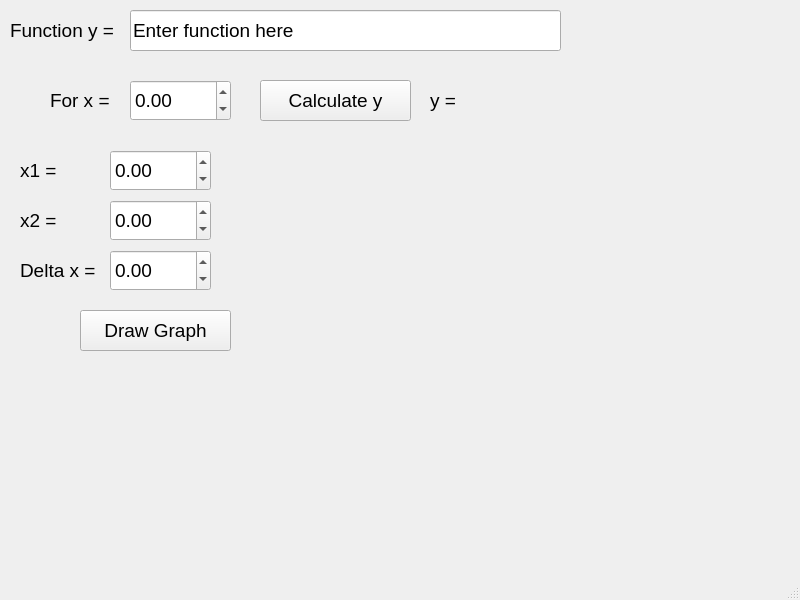
First picture: the form in mainwindow.ui, repository ahmetcihan/integral_calculations, before the edit.
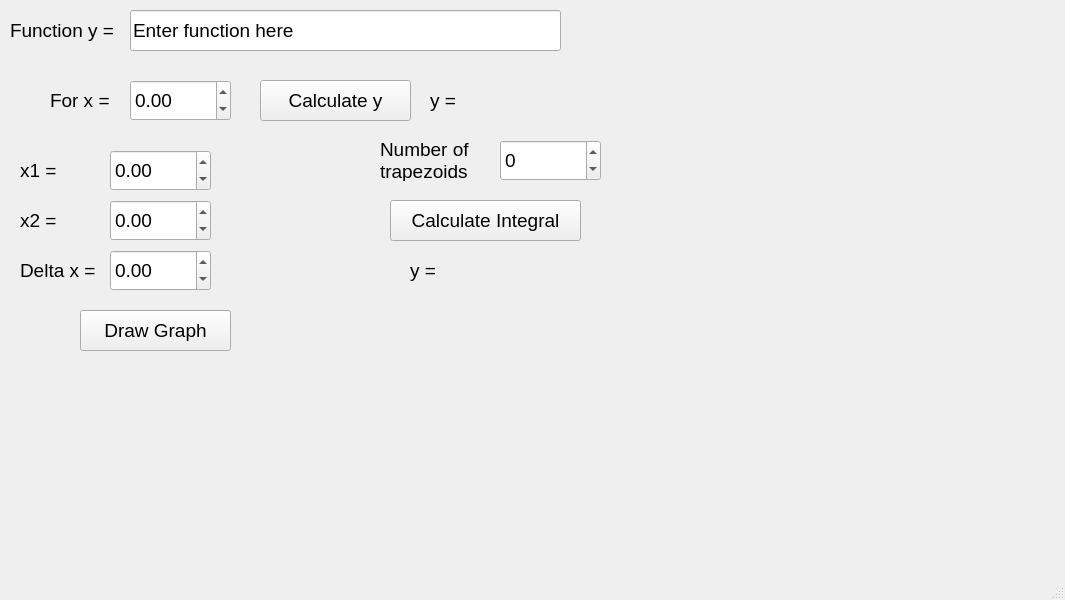
Second picture: the form after the edit.

Commit message: integral calculation is ok

Diff of the .ui file:
```diff
--- a/mainwindow.ui
+++ b/mainwindow.ui
@@ -6,7 +6,7 @@
    <rect>
     <x>0</x>
     <y>0</y>
-    <width>800</width>
+    <width>1065</width>
     <height>600</height>
    </rect>
   </property>
@@ -275,6 +275,93 @@
      <string>Delta x = </string>
     </property>
    </widget>
+   <widget class="QLabel" name="label_6">
+    <property name="geometry">
+     <rect>
+      <x>380</x>
+      <y>140</y>
+      <width>121</width>
+      <height>41</height>
+     </rect>
+    </property>
+    <property name="font">
+     <font>
+      <pointsize>14</pointsize>
+     </font>
+    </property>
+    <property name="text">
+     <string>Number of trapezoids</string>
+    </property>
+    <property name="wordWrap">
+     <bool>true</bool>
+    </property>
+   </widget>
+   <widget class="QDoubleSpinBox" name="doubleSpinBox_n">
+    <property name="geometry">
+     <rect>
+      <x>500</x>
+      <y>140</y>
+      <width>101</width>
+      <height>41</height>
+     </rect>
+    </property>
+    <property name="font">
+     <font>
+      <pointsize>14</pointsize>
+     </font>
+    </property>
+    <property name="decimals">
+     <number>0</number>
+    </property>
+    <property name="minimum">
+     <double>-9999.000000000000000</double>
+    </property>
+    <property name="maximum">
+     <double>9999.000000000000000</double>
+    </property>
+    <property name="value">
+     <double>0.000000000000000</double>
+    </property>
+   </widget>
+   <widget class="QPushButton" name="pushButton_calculate_integral">
+    <property name="geometry">
+     <rect>
+      <x>390</x>
+      <y>200</y>
+      <width>191</width>
+      <height>41</height>
+     </rect>
+    </property>
+    <property name="font">
+     <font>
+      <pointsize>14</pointsize>
+     </font>
+    </property>
+    <property name="text">
+     <string>Calculate Integral</string>
+    </property>
+   </widget>
+   <widget class="QLabel" name="label_integral_result">
+    <property name="geometry">
+     <rect>
+      <x>410</x>
+      <y>250</y>
+      <width>141</width>
+      <height>41</height>
+     </rect>
+    </property>
+    <property name="font">
+     <font>
+      <pointsize>14</pointsize>
+     </font>
+    </property>
+    <property name="text">
+     <string>y = </string>
+    </property>
+    <property name="wordWrap">
+     <bool>true</bool>
+    </property>
+   </widget>
   </widget>
   <widget class="QMenuBar" name="menubar">
    <property name="geometry">
```
Left out of the diff: 2 changed lines with no effect on the pictures. The commit also changes 3 other files.
